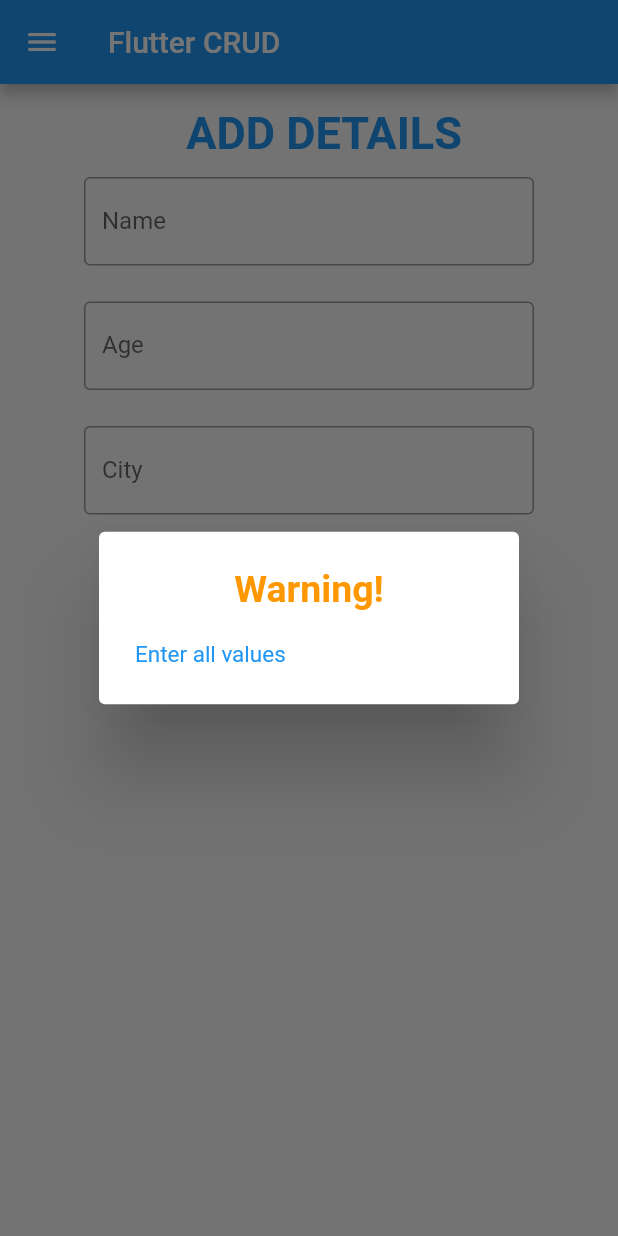
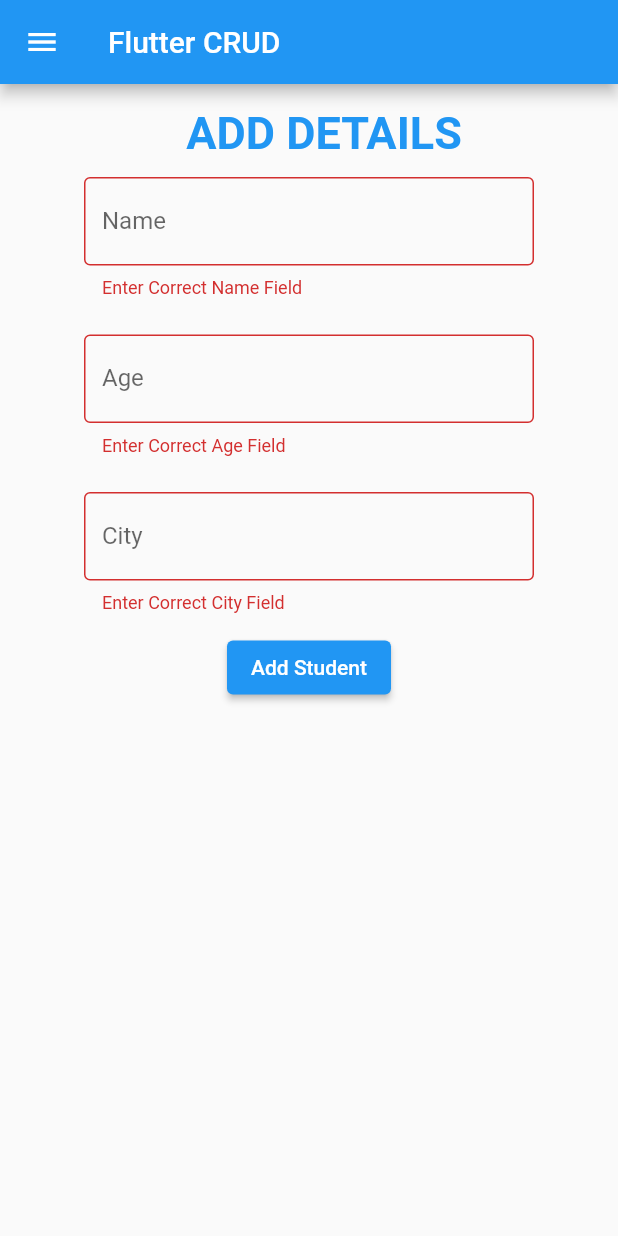
Before and after one commit to danishraza12/flutter-crud, a Flutter app: the screen it shows after launch, after a tap on "Add Student", on a phone screen of 412 x 824 dp. Run offline on Flutter 3.47's test engine with Material 2 defaults, Android fonts, the phone set to English and light mode, and no system bars; missing offline and left inert: dart:html.

Commit message:
Perform Validation On Add Student Page

```diff
--- a/lib/widgets/add_student.dart
+++ b/lib/widgets/add_student.dart
@@ -1,6 +1,7 @@
-// ignore_for_file: prefer_const_constructors
+// ignore_for_file: prefer_const_constructors, deprecated_member_use
 
 import 'package:flutter/material.dart';
+import 'package:flutter/services.dart';
 import '../services/apis.dart';
 
 class AddStudent extends StatefulWidget {
@@ -14,6 +15,9 @@ class _AddStudentState extends State<AddStudent> {
   final NameController = TextEditingController();
   final AgeController = TextEditingController();
   final CityController = TextEditingController();
+  bool _validate1 = false;
+  bool _validate2 = false;
+  bool _validate3 = false;
 
   @override
   Widget build(BuildContext context) {
@@ -33,36 +37,48 @@ class _AddStudentState extends State<AddStudent> {
         Container(
           width: 300,
           alignment: Alignment.center,
-          margin: new EdgeInsets.symmetric(horizontal: 35, vertical: 12),
+          margin: EdgeInsets.symmetric(horizontal: 35, vertical: 12),
           child: TextField(
             controller: NameController,
+            inputFormatters: [
+              WhitelistingTextInputFormatter(RegExp("[a-zA-Z]")),
+            ],
             decoration: InputDecoration(
               border: OutlineInputBorder(),
               labelText: 'Name',
+              errorText: _validate1 ? 'Enter Correct Name Field' : null,
             ),
           ),
         ),
         Container(
           width: 300,
-          margin: new EdgeInsets.symmetric(horizontal: 35, vertical: 12),
+          margin: EdgeInsets.symmetric(horizontal: 35, vertical: 12),
           alignment: Alignment.center,
           child: TextField(
             controller: AgeController,
+            inputFormatters: [
+              WhitelistingTextInputFormatter(RegExp("[0-9]")),
+            ],
             decoration: InputDecoration(
               border: OutlineInputBorder(),
               labelText: 'Age',
+              errorText: _validate2 ? 'Enter Correct Age Field' : null,
             ),
           ),
         ),
         Container(
           width: 300,
-          margin: new EdgeInsets.symmetric(horizontal: 35, vertical: 12),
+          margin: EdgeInsets.symmetric(horizontal: 35, vertical: 12),
           alignment: Alignment.center,
           child: TextField(
             controller: CityController,
+            inputFormatters: [
+              WhitelistingTextInputFormatter(RegExp("[a-zA-Z]")),
+            ],
             decoration: InputDecoration(
               border: OutlineInputBorder(),
               labelText: 'City',
+              errorText: _validate3 ? 'Enter Correct City Field' : null,
             ),
           ),
         ),
@@ -73,29 +89,26 @@ class _AddStudentState extends State<AddStudent> {
             if (NameController.text.isEmpty ||
                 AgeController.text.isEmpty ||
                 CityController.text.isEmpty) {
-              showDialog(
-                context: context,
-                builder: (context) {
-                  return const AlertDialog(
-                    title: Text(
-                      'Warning!',
-                      textAlign: TextAlign.center,
-                    ),
-                    content: Text('Enter all values'),
-                    contentTextStyle: TextStyle(
-                      color: Colors.blue,
-                      fontSize: 15,
-                    ),
-                    titleTextStyle: TextStyle(
-                        color: Colors.orange,
-                        fontSize: 25,
-                        fontWeight: FontWeight.bold),
-                  );
-                },
-              );
+              setState(() {
+                NameController.text.isEmpty
+                    ? _validate1 = true
+                    : _validate1 = false;
+                AgeController.text.isEmpty
+                    ? _validate2 = true
+                    : _validate2 = false;
+                CityController.text.isEmpty
+                    ? _validate3 = true
+                    : _validate3 = false;
+              });
             } else {
               postStudents(context, NameController.text, AgeController.text,
                   CityController.text);
+
+              setState(() {
+                _validate1 = false;
+                _validate2 = false;
+                _validate3 = false;
+              });
 
               NameController.clear();
               AgeController.clear();
```
